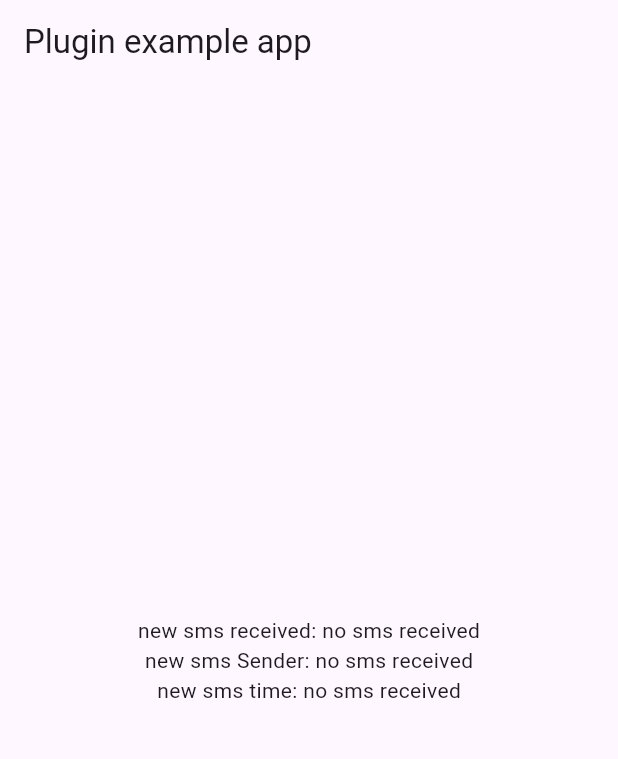
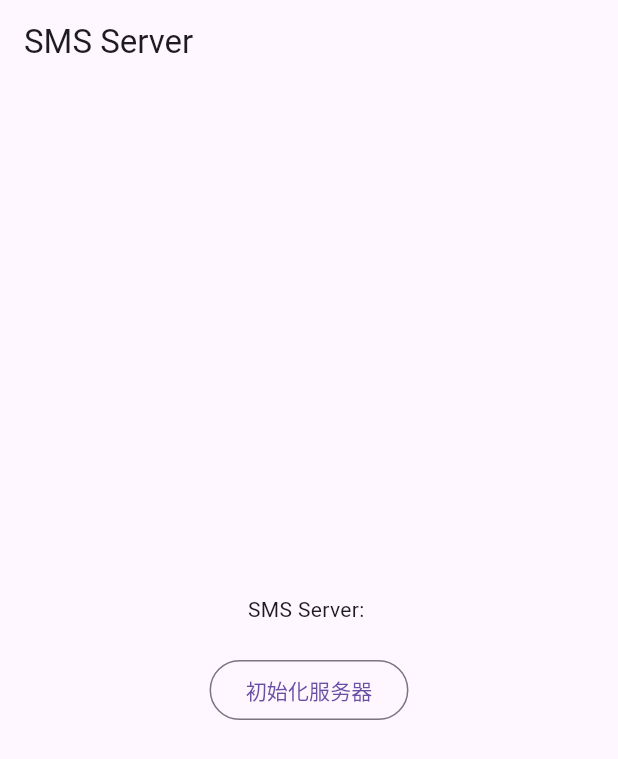
Before and after one commit to dollarkillerx/readmsg, a Flutter app: the screen it shows after launch, on a phone screen of 412 x 824 dp. Shown: the top 759 px of the screen. Run offline on Flutter 3.47's test engine with Material 3 defaults, Android fonts, the phone set to English and light mode, and no system bars; our stand-ins replace permission_handler; missing offline and left inert: readsms.

Commit message:
update server

```diff
--- a/lib/main.dart
+++ b/lib/main.dart
@@ -1,10 +1,12 @@
+import 'dart:convert';
 import 'package:flutter/material.dart';
 import 'dart:async';
 import 'package:permission_handler/permission_handler.dart';
 import 'package:readsms/readsms.dart';
+import 'package:http/http.dart' as http;
 
 void main() {
-  runApp(const MyApp());
+  runApp(MyApp());
 }
 
 class MyApp extends StatefulWidget {
@@ -16,9 +18,8 @@ class MyApp extends StatefulWidget {
 
 class _MyAppState extends State<MyApp> {
   final _plugin = Readsms();
-  String sms = 'no sms received';
-  String sender = 'no sms received';
-  String time = 'no sms received';
+  bool setServer = false;
+  String serverAddress = '';
 
   @override
   void initState() {
@@ -27,11 +28,8 @@ class _MyAppState extends State<MyApp> {
       if (value) {
         _plugin.read();
         _plugin.smsStream.listen((event) {
-          setState(() {
-            sms = event.body;
-            sender = event.sender;
-            time = event.timeReceived.toString();
-          });
+          //
+
         });
       }
     });
@@ -62,15 +60,42 @@ class _MyAppState extends State<MyApp> {
       debugShowCheckedModeBanner: false,
       home: Scaffold(
         appBar: AppBar(
-          title: const Text('Plugin example app'),
+          title: const Text('SMS Server'),
         ),
         body: Center(
           child: Column(
             mainAxisAlignment: MainAxisAlignment.center,
             children: [
-              Text('new sms received: $sms'),
-              Text('new sms Sender: $sender'),
-              Text('new sms time: $time'),
+              Text('SMS Server: $serverAddress'),
+              SizedBox(height: 20),
+              !setServer
+                  ? OutlinedButton(
+                      onPressed: () {
+                        setState(() {
+                          setServer = !setServer;
+                        });
+                      },
+                      child: Text('初始化服务器'))
+                  : Container(
+                      width: 300,
+                      child: Column(
+                        children: [
+                          TextField(
+                            decoration: InputDecoration(hintText: '请输入服务器地址'),
+                            onChanged: (value) {
+                              serverAddress = value;
+                            },
+                          ),
+                          SizedBox(height: 20),
+                          OutlinedButton(onPressed: () {
+                            setState(() {
+                              serverAddress = serverAddress;
+                              setServer = !setServer;
+                            });
+                          }, child: Text('连接服务器'))
+                        ],
+                      ),
+                    )
             ],
           ),
         ),
@@ -78,3 +103,37 @@ class _MyAppState extends State<MyApp> {
     );
   }
 }
+
+
+void sendData() async {
+  // Define the URL
+  var url = '';
+
+  // Define the JSON data
+  var jsonData = {
+    "body": "this is",
+    "sender": "qweqweqweqwe",
+    "time": "212010212"
+  };
+
+  // Encode the JSON data
+  var body = jsonEncode(jsonData);
+
+  try {
+    // Make the POST request
+    var response = await http.post(
+      url as Uri,
+      headers: {"Content-Type": "application/json"},
+      body: body,
+    );
+
+    // Check if the request was successful
+    if (response.statusCode == 200) {
+      print('Success! Response: ${response.body}');
+    } else {
+      print('Request failed with status: ${response.statusCode}');
+    }
+  } catch (e) {
+    print('Error sending data: $e');
+  }
+}
--- a/pubspec.yaml
+++ b/pubspec.yaml
@@ -37,6 +37,7 @@ dependencies:
   cupertino_icons: ^1.0.2
   readsms: ^0.0.2+2
   permission_handler: ^11.3.0
+  http: ^1.2.1
 
 dev_dependencies:
   flutter_test:
```
Also changed, not shown: pubspec.lock, 1 other file.
